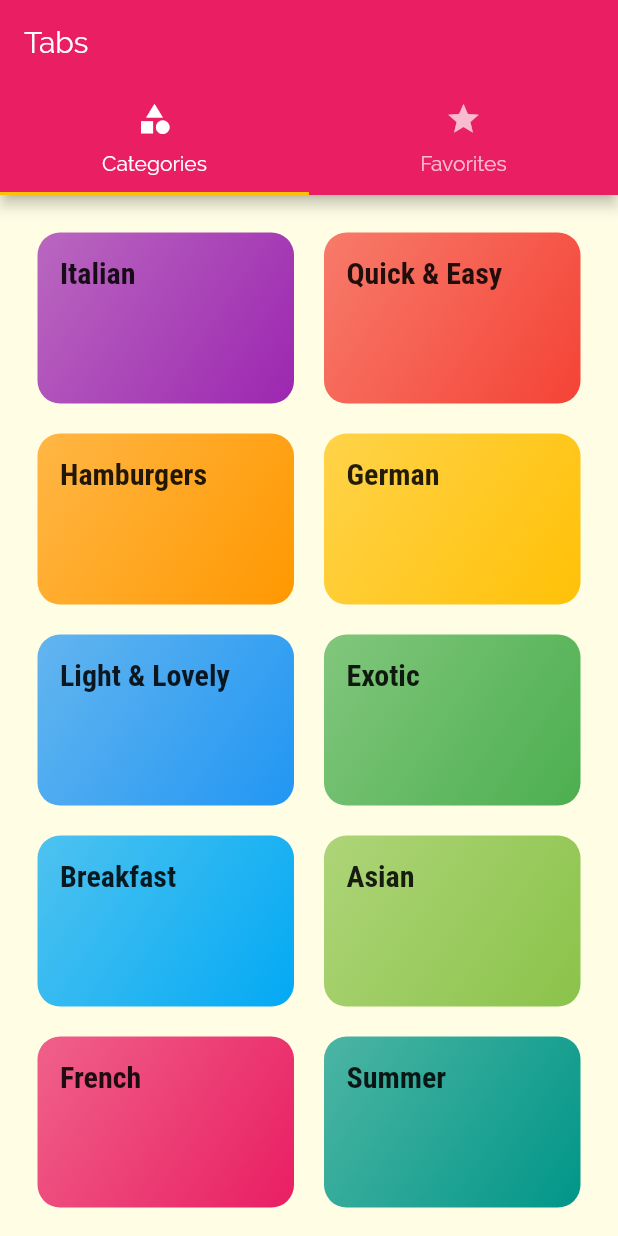
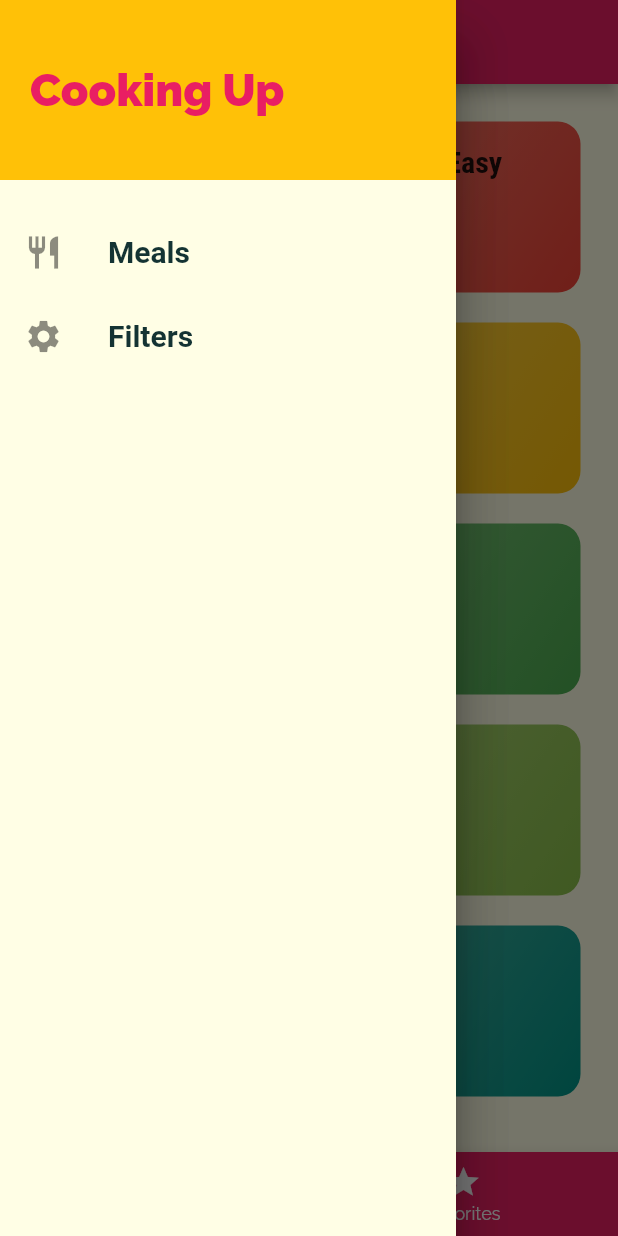
Before and after one commit to keitheyre/meals_app, a Flutter app: the screen it shows after launch, with the side drawer open (before the commit the screen has no drawer), on a phone screen of 412 x 824 dp. Run offline on Flutter 3.47's test engine with Material 2 defaults, Android fonts, the phone set to English and light mode, and no system bars.

```diff
--- a/lib/main.dart
+++ b/lib/main.dart
@@ -1,5 +1,6 @@
 import 'package:flutter/material.dart';
 import 'package:meals_app/screens/category_meals_screen.dart';
+import 'package:meals_app/screens/filters_screen.dart';
 import 'package:meals_app/screens/meal_detail_screen.dart';
 import 'package:meals_app/screens/tabs_screen.dart';
 
@@ -36,6 +37,7 @@ class MyApp extends StatelessWidget {
       routes: {
         CategoryMealsScreen.routeName: (ctx) => CategoryMealsScreen(),
         MealDetailScreen.routeName: (ctx) => MealDetailScreen(),
+        FiltersScreen.routeName: (ctx) => FiltersScreen(),
 //        "/category-meals": (ctx) => CategoryMealsScreen(),
       },
       //Fallback routes for pushNamed
--- /dev/null
+++ b/lib/screens/filters_screen.dart
@@ -0,0 +1,19 @@
+import 'package:flutter/material.dart';
+import 'package:meals_app/widgets/main_drawer.dart';
+
+class FiltersScreen extends StatelessWidget {
+  static const routeName = '/filters';
+
+  @override
+  Widget build(BuildContext context) {
+    return Scaffold(
+      appBar: AppBar(
+        title: Text('Filters'),
+      ),
+      drawer: MainDrawer(),
+      body: Center(
+        child: Text('Your Filters'),
+      ),
+    );
+  }
+}
--- a/lib/screens/meal_detail_screen.dart
+++ b/lib/screens/meal_detail_screen.dart
@@ -95,6 +95,12 @@ class MealDetailScreen extends StatelessWidget {
           ],
         ),
       ),
+      floatingActionButton: FloatingActionButton(
+        child: Icon(Icons.delete),
+        onPressed: () {
+          Navigator.of(context).pop(mealId);
+        },
+      ),
     );
   }
 }
--- a/lib/screens/tabs_screen.dart
+++ b/lib/screens/tabs_screen.dart
@@ -1,6 +1,7 @@
 import 'package:flutter/material.dart';
 import 'package:meals_app/screens/categories_screen.dart';
 import 'package:meals_app/screens/favorites_screen.dart';
+import 'package:meals_app/widgets/main_drawer.dart';
 
 class TabsScreen extends StatefulWidget {
   @override
@@ -8,38 +9,53 @@ class TabsScreen extends StatefulWidget {
 }
 
 class _TabsScreenState extends State<TabsScreen> {
+  final List<Map<String, Object>> _pages = [
+    {
+      'page': CategoriesScreen(),
+      'title': 'Categories',
+    },
+    {
+      'page': FavoritesScreen(),
+      'title': 'Your Favorites',
+    },
+  ];
+
+  int _selectedPageIndex = 0;
+
+  void _selectPage(int index) {
+    setState(() {
+      _selectedPageIndex = index;
+    });
+  }
+
   @override
   Widget build(BuildContext context) {
-    return DefaultTabController(
-//      initialIndex: 0,
-      length: 2,
-      child: Scaffold(
-        appBar: AppBar(
-          title: Text("Tabs"),
-          bottom: TabBar(
-            tabs: <Widget>[
-              Tab(
-                icon: Icon(
-                  Icons.category,
-                ),
-                text: 'Categories',
-              ),
-              Tab(
-                icon: Icon(
-                  Icons.star,
-                ),
-                text: 'Favorites',
-              ),
-            ],
-          ),
-        ),
-        body: TabBarView(
-          children: <Widget>[
-            CategoriesScreen(),
-            FavoritesScreen(),
-          ],
+    return Scaffold(
+      appBar: AppBar(
+        title: Text(
+          _pages[_selectedPageIndex]['title'],
         ),
       ),
+      drawer: Drawer(
+        child: MainDrawer(),
+      ),
+      body: _pages[_selectedPageIndex]['page'],
+      bottomNavigationBar: BottomNavigationBar(
+          onTap: _selectPage,
+          backgroundColor: Theme.of(context).primaryColor,
+          unselectedItemColor: Colors.white,
+          selectedItemColor: Theme.of(context).accentColor,
+          currentIndex: _selectedPageIndex,
+          items: [
+            BottomNavigationBarItem(
+              icon: Icon(Icons.category),
+              title: Text('Categories'),
+            ),
+            BottomNavigationBarItem(
+              icon: Icon(Icons.star),
+              title: Text('Favorites'),
+            ),
+          ]),
     );
   }
 }
--- /dev/null
+++ b/lib/widgets/main_drawer.dart
@@ -0,0 +1,56 @@
+import 'package:flutter/material.dart';
+import 'package:meals_app/screens/filters_screen.dart';
+
+class MainDrawer extends StatelessWidget {
+  @override
+  Widget build(BuildContext context) {
+    Widget _buildListTile(String title, IconData icon, Function tapHandler) {
+      return ListTile(
+        leading: Icon(
+          icon,
+          size: 26,
+        ),
+        title: Text(
+          title,
+          style: TextStyle(
+            fontFamily: 'Roboto',
+            fontSize: 20,
+            fontWeight: FontWeight.bold,
+          ),
+        ),
+        onTap: tapHandler,
+      );
+    }
+
+    return Drawer(
+      child: Column(
+        children: <Widget>[
+          Container(
+            color: Theme.of(context).accentColor,
+            height: 120,
+            width: double.infinity,
+            padding: EdgeInsets.all(20),
+            alignment: Alignment.centerLeft,
+            child: Text(
+              "Cooking Up",
+              style: TextStyle(
+                fontWeight: FontWeight.w900,
+                fontSize: 30,
+                color: Theme.of(context).primaryColor,
+              ),
+            ),
+          ),
+          SizedBox(
+            height: 20,
+          ),
+          _buildListTile('Meals', Icons.restaurant, () {
+            Navigator.of(context).pushReplacementNamed('/');
+          }),
+          _buildListTile('Filters', Icons.settings, () {
+            Navigator.of(context).pushReplacementNamed(FiltersScreen.routeName);
+          }),
+        ],
+      ),
+    );
+  }
+}
```
Also changed, not shown: lib/screens/category_meals_screen.dart (+36 -12 lines), lib/widgets/meal_item.dart (+13 -2 lines).
